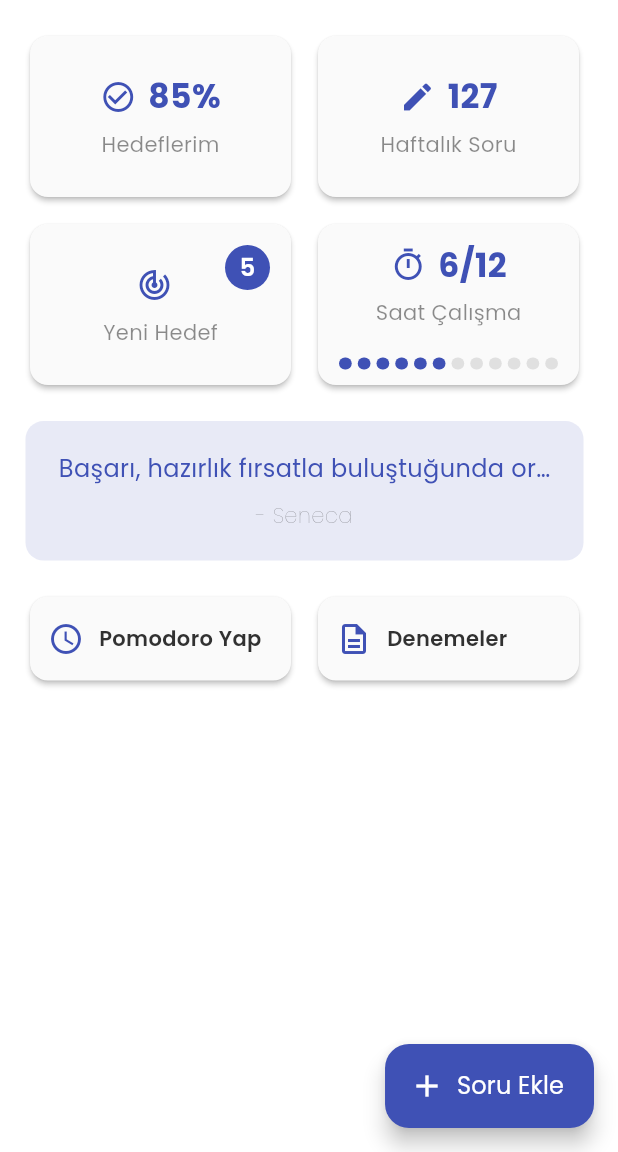
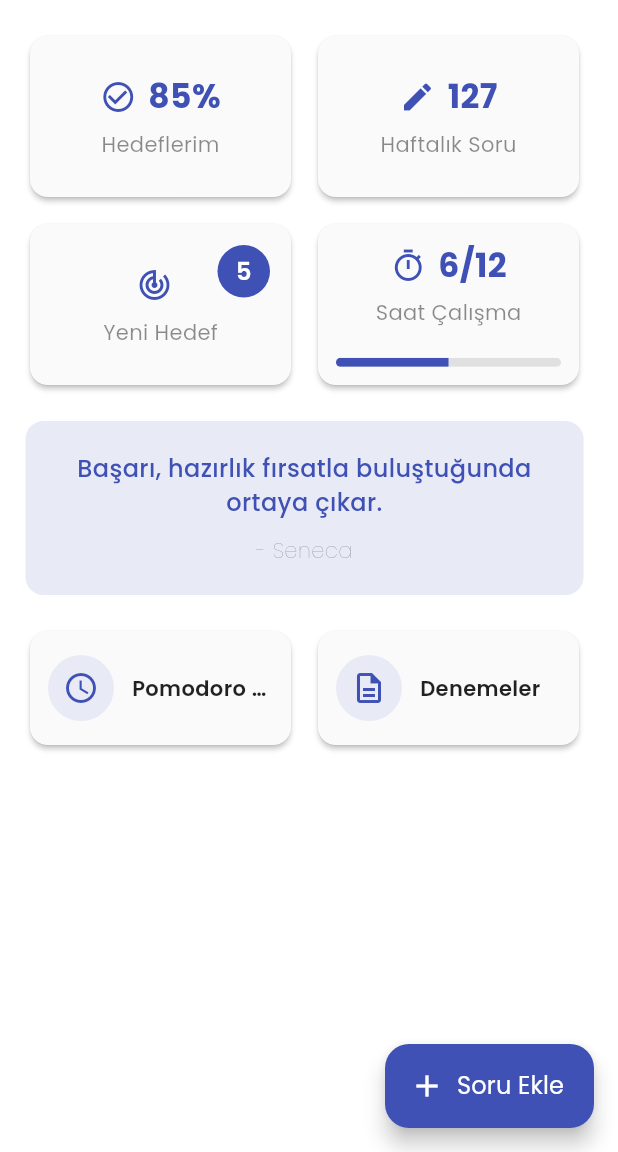
Before and after one commit to ssena-201903/student_track_app, a Flutter app: the HomePage screen opened directly, on a phone screen of 412 x 824 dp, the part 84-1236 px from its top. Run offline on Flutter 3.47's test engine with Material 3 defaults, Android fonts, the phone set to English and light mode, and no system bars; our stand-ins replace audioplayers, google_fonts, intl_phone_field, lottie; accounts and stored records are empty.

Commit message:
edited home page cards, pomodoro page and login page

```diff
--- a/lib/views/home/home_page.dart
+++ b/lib/views/home/home_page.dart
@@ -2,6 +2,7 @@
 import 'package:flutter/material.dart';
 import 'package:student_track/constants/constants.dart';
 import 'package:student_track/helpers/data_helper.dart';
+import 'package:student_track/views/home/add_question_page.dart';
 import 'package:student_track/views/pomodoro/pomodo_page.dart';
 import 'package:student_track/views/targets/target_page.dart';
 import 'package:student_track/widgets/custom_text.dart';
@@ -112,7 +113,11 @@ class _HomePageState extends State<HomePage> {
         ),
       ),
       floatingActionButton: FloatingActionButton.extended(
-        onPressed: () {},
+        onPressed: () {
+          Navigator.of(
+            context,
+          ).push(MaterialPageRoute(builder: (context) => AddQuestionPage()));
+        },
         icon: Icon(Icons.add),
         label: CustomText(
           text: "Soru Ekle",
@@ -174,10 +179,13 @@ class _HomePageState extends State<HomePage> {
             CustomText(
               text: "${sentence[0]["text"]}",
               color: Constants.primaryColor,
-              fontWeight: FontWeight.w400,
+              fontWeight: FontWeight.w500,
               fontSize: 16,
+              maxLines: null,
               textAlign: TextAlign.center,
+              overflow: TextOverflow.visible, // wrap
             ),
+
             const SizedBox(height: 10),
             CustomText(
               text: "- ${sentence[0]["writer"]}",
@@ -241,17 +249,26 @@ class BottomCard extends StatelessWidget {
             child: Row(
               mainAxisAlignment: MainAxisAlignment.start,
               children: [
-                Icon(
+                Container(
+                  decoration: BoxDecoration(
+                    color: Constants.lightPrimaryTone, // ikon arka plan rengi
+                    shape: BoxShape.circle,
+                  ),
+                  padding: const EdgeInsets.all(10),
+                  child: Icon(
                     _getIconForIndex(index),
-                  color: Constants.primaryColor,
+                    color: Constants.primaryColor, // ikon rengi
                     size: 24,
                   ),
-                const SizedBox(width: 10),
-                CustomText(
+                ),
+                const SizedBox(width: 12),
+                Expanded(
+                  child: CustomText(
                     text: title,
-                  color: Constants.primaryBlackTone,
+                    color: Colors.black87, // metin rengi
                     fontWeight: FontWeight.w600,
                     fontSize: 14,
+                  ),
                 ),
               ],
             ),
@@ -296,7 +313,9 @@ class TopCard extends StatelessWidget {
     final bool shouldHighlight =
         index == 2 && int.tryParse(title) != null && int.parse(title) > 0;
 
-    double cardHeight = MediaQuery.of(context).size.height * 0.14; // Tüm kartlar için sabit, cihaz boyutuna göre
+    double cardHeight =
+        MediaQuery.of(context).size.height *
+        0.14; // Tüm kartlar için sabit, cihaz boyutuna göre
 
     return SizedBox(
       width: (MediaQuery.of(context).size.width - 48) / 2,
@@ -338,37 +357,29 @@ class TopCard extends StatelessWidget {
                       fontWeight: FontWeight.w400,
                       fontSize: 14,
                     ),
-                    // İlerleme çubuğu yalnızca index 3 için
                     if (index == 3) ...[
                       const SizedBox(height: 20),
-                      Row(
-                        mainAxisAlignment: MainAxisAlignment.center,
-                        children: List.generate(12, (i) {
-                          return Expanded(
-                            child: Container(
-                              margin: const EdgeInsets.symmetric(horizontal: 2),
-                              height: 8,
-                              decoration: BoxDecoration(
-                                color: i < 6
-                                    ? Constants.primaryColor
-                                    : Colors.grey[300],
-                                borderRadius: BorderRadius.circular(4),
+                      ClipRRect(
+                        borderRadius: BorderRadius.circular(8),
+                        child: LinearProgressIndicator(
+                          value: 0.5, // ilerleme oranı
+                          backgroundColor: Colors.grey[300],
+                          color: Constants.primaryColor,
+                          minHeight: 6,
                         ),
-                            ),
-                          );
-                        }),
                       ),
                     ],
                   ],
                 ),
+
                 // Badge
                 if (shouldHighlight)
                   Positioned(
                     top: 2,
                     right: 2,
                     child: Container(
-                      width: 30,
-                      height: 30,
+                      width: 35,
+                      height: 35,
                       alignment: Alignment.center,
                       decoration: BoxDecoration(
                         color: Constants.primaryColor,
--- a/pubspec.yaml
+++ b/pubspec.yaml
@@ -42,6 +42,7 @@ dependencies:
   cloud_firestore: ^6.0.0
   shared_preferences: ^2.5.3
   audioplayers: ^6.5.0
+  intl: ^0.20.2
 
 dev_dependencies:
   flutter_test:
```
Also changed, not shown: lib/main.dart (+22 -1 lines), lib/views/home/add_question_page.dart (added, +166 -0 lines), lib/views/login/login_page.dart (+9 -5 lines), lib/views/pomodoro/pomodo_page.dart (+10 -2 lines), pubspec.lock. Lines whose indentation alone changed are shown as unchanged.
